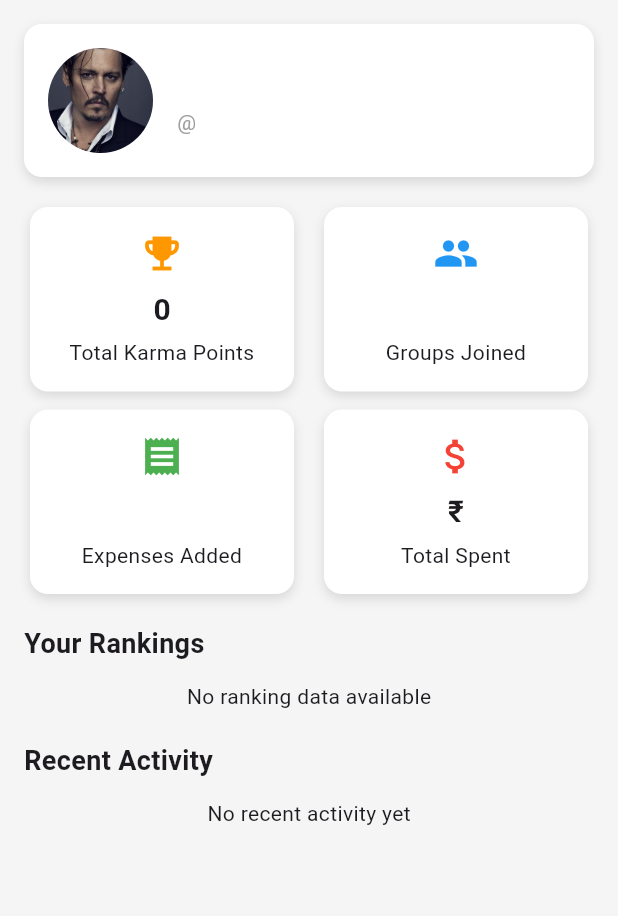
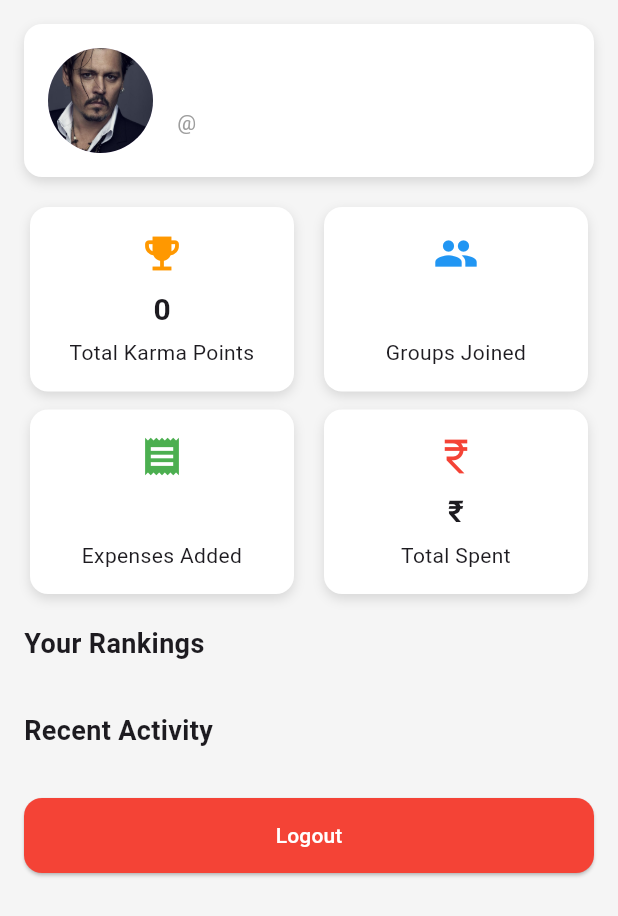
Before and after one commit to nitindavegit/Karma-Split, a Flutter app: the ProfilePage screen opened directly, on a phone screen of 412 x 824 dp. Shown: the top 916 px of the screen. Run offline on Flutter 3.47's test engine with Material 3 defaults, Android fonts, the light colour scheme and no system bars; our stand-ins replace cloud_firestore, firebase_auth, firebase_core, firebase_storage, flutter_riverpod, image_picker; accounts and stored records are empty.

```diff
--- a/lib/pages/profile_page.dart
+++ b/lib/pages/profile_page.dart
@@ -1,38 +1,66 @@
+import 'package:flutter/material.dart';
 import 'package:cloud_firestore/cloud_firestore.dart';
-import 'package:flutter/material.dart';
+import 'package:firebase_auth/firebase_auth.dart';
 import 'package:karma_split/widgets/ranking_card.dart';
 import 'package:karma_split/widgets/recent_activity_card.dart';
 import 'package:karma_split/widgets/stat_card.dart';
 
-class ProfilePage extends StatelessWidget {
+class ProfilePage extends StatefulWidget {
   const ProfilePage({super.key});
 
   @override
+  State<ProfilePage> createState() => _ProfilePageState();
+}
+
+class _ProfilePageState extends State<ProfilePage> {
+  Map<String, dynamic>? userData;
+  String? username;
+  bool isLoading = true;
+
+  @override
+  void initState() {
+    super.initState();
+    loadUserData();
+  }
+
+  Future<void> loadUserData() async {
+    try {
+      final user = FirebaseAuth.instance.currentUser;
+      if (user == null || user.phoneNumber == null) {
+        setState(() => isLoading = false);
+        return;
+      }
+
+      final snapshot = await FirebaseFirestore.instance
+          .collection('users')
+          .where('phone', isEqualTo: user.phoneNumber!)
+          .get();
+
+      if (snapshot.docs.isEmpty) {
+        setState(() => isLoading = false);
+        return;
+      }
+
+      userData = snapshot.docs.first.data();
+      username = userData!["username"];
+      setState(() => isLoading = false);
+    } catch (e) {
+      debugPrint("Error loading profile: $e");
+      setState(() => isLoading = false);
+    }
+  }
+
+  @override
   Widget build(BuildContext context) {
-    // Temporary test user (for demo)
-    final testUserId = '9QZLIOkciZAQmSVStE1i';
-    final testUsername = 'nitin123';
-
-    final usersRef = FirebaseFirestore.instance.collection('users');
     final groupsRef = FirebaseFirestore.instance.collection('groups');
 
-    return StreamBuilder<DocumentSnapshot>(
-      stream: usersRef.doc(testUserId).snapshots(),
-      builder: (context, snapshot) {
-        if (snapshot.connectionState == ConnectionState.waiting) {
-          return const Scaffold(
-            body: Center(child: CircularProgressIndicator()),
-          );
+    if (isLoading) {
+      return const Scaffold(body: Center(child: CircularProgressIndicator()));
     }
 
-        if (!snapshot.hasData || !snapshot.data!.exists) {
-          return const Scaffold(
-            body: Center(child: Text("User data not found.")),
-          );
+    if (userData == null) {
+      return const Scaffold(body: Center(child: Text("User data not found.")));
     }
-
-        final userData = snapshot.data!.data() as Map<String, dynamic>;
-        final username = (userData['username'] ?? '') as String;
 
     return SafeArea(
       child: Scaffold(
@@ -41,7 +69,7 @@ class ProfilePage extends StatelessWidget {
           padding: const EdgeInsets.all(16),
           child: Column(
             children: [
-                  // Profile Card
+              // ---------------- PROFILE CARD ----------------
               Container(
                 padding: const EdgeInsets.all(16),
                 decoration: BoxDecoration(
@@ -59,8 +87,8 @@ class ProfilePage extends StatelessWidget {
                   children: [
                     CircleAvatar(
                       radius: 35,
-                          backgroundImage: (userData["photoUrl"] ?? '') != ''
-                              ? NetworkImage(userData["photoUrl"])
+                      backgroundImage: (userData!["photoUrl"] ?? "") != ""
+                          ? NetworkImage(userData!["photoUrl"])
                           : const AssetImage("assets/images/JD.jpg")
                                 as ImageProvider,
                     ),
@@ -69,7 +97,7 @@ class ProfilePage extends StatelessWidget {
                       crossAxisAlignment: CrossAxisAlignment.start,
                       children: [
                         Text(
-                              userData['name'] ?? "No Name",
+                          userData!['name'] ?? "No Name",
                           style: const TextStyle(
                             fontSize: 20,
                             fontWeight: FontWeight.bold,
@@ -87,12 +115,12 @@ class ProfilePage extends StatelessWidget {
 
               const SizedBox(height: 20),
 
-                  // Stats
+              // ---------------- STATS ----------------
               Row(
                 children: [
                   Expanded(
                     child: StatCard(
-                          value: (userData['totalKarmaPoints'] ?? 0).toString(),
+                      value: "${userData!['totalKarmaPoints'] ?? 0}",
                       label: "Total Karma Points",
                       icon: Icons.emoji_events,
                       iconColor: Colors.orange,
@@ -101,7 +129,7 @@ class ProfilePage extends StatelessWidget {
                   const SizedBox(width: 12),
                   Expanded(
                     child: StatCard(
-                          value: (userData['groupsJoined'] ?? 0).toString(),
+                      value: "${userData!['groupsJoined'] ?? 0}",
                       label: "Groups Joined",
                       icon: Icons.group,
                       iconColor: Colors.blue,
@@ -114,7 +142,7 @@ class ProfilePage extends StatelessWidget {
                 children: [
                   Expanded(
                     child: StatCard(
-                          value: (userData['expensesAdded'] ?? 0).toString(),
+                      value: "${userData!['expensesAdded'] ?? 0}",
                       label: "Expenses Added",
                       icon: Icons.receipt,
                       iconColor: Colors.green,
@@ -123,9 +151,9 @@ class ProfilePage extends StatelessWidget {
                   const SizedBox(width: 12),
                   Expanded(
                     child: StatCard(
-                          value: "₹${(userData['totalSpent'] ?? 0)}",
+                      value: "₹${userData!['totalSpent'] ?? 0}",
                       label: "Total Spent",
-                          icon: Icons.attach_money,
+                      icon: Icons.currency_rupee,
                       iconColor: Colors.red,
                     ),
                   ),
@@ -134,38 +162,26 @@ class ProfilePage extends StatelessWidget {
 
               const SizedBox(height: 20),
 
-                  // YOUR RANKINGS
+              // ---------------- YOUR RANKINGS ----------------
               _sectionTitle("Your Rankings"),
+
               StreamBuilder<QuerySnapshot>(
                 stream: groupsRef.snapshots(),
                 builder: (context, groupsSnapshot) {
-                      if (!groupsSnapshot.hasData ||
-                          groupsSnapshot.data!.docs.isEmpty) {
-                        return const Center(
-                          child: Text("No ranking data available"),
-                        );
+                  if (!groupsSnapshot.hasData) {
+                    return const Center(child: CircularProgressIndicator());
                   }
 
                   final allGroups = groupsSnapshot.data!.docs;
 
                   return FutureBuilder<List<Widget>>(
-                        future: _buildRankingCards(allGroups, testUsername),
-                        builder: (context, futureSnapshot) {
-                          if (futureSnapshot.connectionState ==
-                              ConnectionState.waiting) {
-                            return const Center(
-                              child: CircularProgressIndicator(),
-                            );
+                    future: _buildRankingCards(allGroups, username!),
+                    builder: (context, snapshot) {
+                      if (!snapshot.hasData) {
+                        return const Center(child: CircularProgressIndicator());
                       }
 
-                          if (!futureSnapshot.hasData ||
-                              futureSnapshot.data!.isEmpty) {
-                            return const Center(
-                              child: Text("No ranking data available"),
-                            );
-                          }
-
-                          return Column(children: futureSnapshot.data!);
+                      return Column(children: snapshot.data!);
                     },
                   );
                 },
@@ -173,52 +189,58 @@ class ProfilePage extends StatelessWidget {
 
               const SizedBox(height: 20),
 
-                  // RECENT ACTIVITY
+              // ---------------- RECENT ACTIVITY ----------------
               _sectionTitle("Recent Activity"),
+
               StreamBuilder<QuerySnapshot>(
                 stream: groupsRef.snapshots(),
                 builder: (context, groupsSnapshot) {
-                      if (!groupsSnapshot.hasData ||
-                          groupsSnapshot.data!.docs.isEmpty) {
-                        return const Center(
-                          child: Text("No recent activity yet"),
-                        );
+                  if (!groupsSnapshot.hasData) {
+                    return const Center(child: CircularProgressIndicator());
                   }
 
                   return FutureBuilder<List<Widget>>(
                     future: _buildActivityCards(
                       groupsSnapshot.data!.docs,
-                          testUsername,
+                      username!,
                     ),
-                        builder: (context, futureSnapshot) {
-                          if (futureSnapshot.connectionState ==
-                              ConnectionState.waiting) {
-                            return const Center(
-                              child: CircularProgressIndicator(),
-                            );
+                    builder: (context, snapshot) {
+                      if (!snapshot.hasData) {
+                        return const Center(child: CircularProgressIndicator());
                       }
 
-                          if (!futureSnapshot.hasData ||
-                              futureSnapshot.data!.isEmpty) {
-                            return const Center(
-                              child: Text("No recent activity yet"),
-                            );
-                          }
-
-                          return Column(children: futureSnapshot.data!);
+                      return Column(children: snapshot.data!);
                     },
                   );
                 },
+              ),
+
+              const SizedBox(height: 20),
+
+              // ---------------- LOGOUT BUTTON ----------------
+              ElevatedButton(
+                onPressed: () async {
+                  await FirebaseAuth.instance.signOut();
+                  // AuthWrapper will handle navigation
+                },
+                style: ElevatedButton.styleFrom(
+                  backgroundColor: Colors.red,
+                  foregroundColor: Colors.white,
+                  minimumSize: const Size(double.infinity, 50),
+                  shape: RoundedRectangleBorder(
+                    borderRadius: BorderRadius.circular(12),
+                  ),
+                ),
+                child: const Text("Logout"),
               ),
             ],
           ),
         ),
       ),
     );
-      },
-    );
   }
 
+  // ---------------------- BUILD RANK CARDS ----------------------
   static Future<List<Widget>> _buildRankingCards(
     List<QueryDocumentSnapshot> groups,
     String username,
@@ -227,7 +249,6 @@ class ProfilePage extends StatelessWidget {
 
     for (var groupDoc in groups) {
       try {
-        // Check if user is a member of this group
         final memberDoc = await groupDoc.reference
             .collection('members')
             .doc(username)
@@ -239,16 +260,12 @@ class ProfilePage extends StatelessWidget {
         final groupData = groupDoc.data() as Map<String, dynamic>;
         final groupName = groupData['groupName'] ?? 'Unnamed Group';
 
-        // Get all members sorted by karma points
         final membersSnapshot = await groupDoc.reference
             .collection('members')
             .orderBy('karmaPoints', descending: true)
             .get();
 
         final allMembers = membersSnapshot.docs;
-        final totalMembers = allMembers.length;
-
-        // Find user's rank
         final rankIndex = allMembers.indexWhere((m) => m.id == username);
         final rank = rankIndex == -1 ? "?" : (rankIndex + 1).toString();
 
@@ -261,18 +278,17 @@ class ProfilePage extends StatelessWidget {
               group: groupName,
               points: "$points karma points",
               rankBadge: "#$rank",
-              rankDetail: "Rank $rank of $totalMembers",
+              rankDetail: "Rank $rank of ${allMembers.length}",
             ),
           ),
         );
-      } catch (e) {
-        print('Error building ranking card: $e');
-      }
+      } catch (_) {}
     }
 
     return cards;
   }
 
+  // ---------------------- BUILD ACTIVITY CARDS ----------------------
   static Future<List<Widget>> _buildActivityCards(
     List<QueryDocumentSnapshot> groups,
     String username,
@@ -280,18 +296,16 @@ class ProfilePage extends StatelessWidget {
     List<Map<String, dynamic>> activities = [];
 
     for (var groupDoc in groups) {
-      try {
       final groupData = groupDoc.data() as Map<String, dynamic>;
-        final groupName = groupData['groupName'] ?? 'Unknown Group';
+      final groupName = groupData['groupName'];
 
-        // Get all expenses from this group
       final expensesSnapshot = await groupDoc.reference
           .collection('expenses')
           .get();
 
-        // Filter expenses created by this user
-        for (var expenseDoc in expensesSnapshot.docs) {
-          final data = expenseDoc.data();
+      for (var expense in expensesSnapshot.docs) {
+        final data = expense.data();
+
         if (data['createdBy'] == username) {
           activities.add({
             'groupName': groupName,
@@ -300,35 +314,24 @@ class ProfilePage extends StatelessWidget {
           });
         }
       }
-      } catch (e) {
-        print('Error fetching activities: $e');
-      }
     }
 
-    // Sort all activities by timestamp
     activities.sort((a, b) {
-      final aTime = a['timestamp'] as Timestamp?;
-      final bTime = b['timestamp'] as Timestamp?;
-      if (aTime == null || bTime == null) return 0;
-      return bTime.compareTo(aTime);
+      final t1 = a['timestamp']?.toDate() ?? DateTime(0);
+      final t2 = b['timestamp']?.toDate() ?? DateTime(0);
+      return t2.compareTo(t1);
     });
 
-    // Take only the 3 most recent
-    final recentActivities = activities.take(3).toList();
+    final recent = activities.take(3).toList();
 
-    return recentActivities.map((activity) {
-      final data = activity['data'] as Map<String, dynamic>;
-      final groupName = activity['groupName'] as String;
-      final desc = data["description"] ?? "No description";
-      final amount = (data["amount"] ?? 0).toString();
-      final karma = (data["karmaPoints"] ?? 0).toString();
-
+    return recent.map((activity) {
+      final data = activity['data'];
       return Padding(
         padding: const EdgeInsets.only(bottom: 12),
         child: RecentActivityCard(
-          title: "₹$amount in $groupName",
-          points: "+$karma",
-          subtitle: desc,
+          title: "₹${data['amount']} in ${activity['groupName']}",
+          points: "+${data['karmaPoints']}",
+          subtitle: data['description'] ?? "",
         ),
       );
     }).toList();
```
Lines whose indentation alone changed are shown as unchanged.
